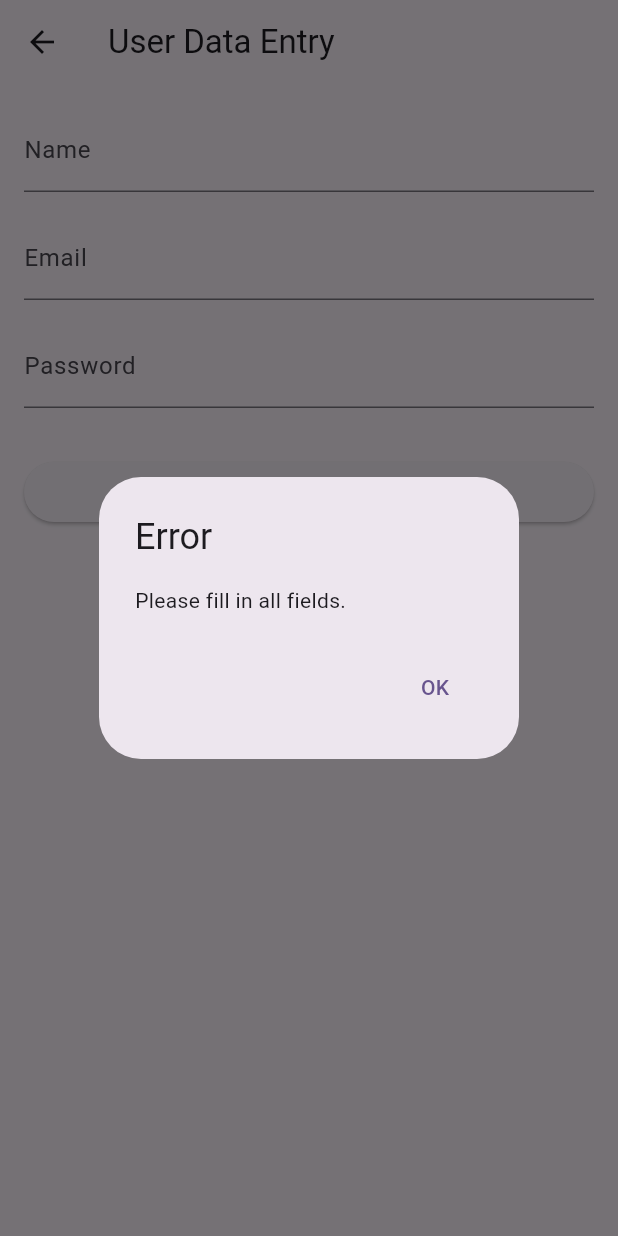
After one commit to Techchauhan/pulsezest_Leraning, a Flutter app: the AddDetailsCloud screen opened directly, after a tap on "Save", on a phone screen of 412 x 824 dp. The commit adds this screen. Run offline on Flutter 3.47's test engine with Material 3 defaults, Android fonts, the phone set to English and light mode, and no system bars; our stand-ins replace cloud_firestore, firebase_core, firebase_database; accounts and stored records are empty.

Commit message:
Firebase Cloud Updates

```diff
--- /dev/null
+++ b/lib/CloudFireStore/FetchDetailsCloud.dart
@@ -0,0 +1,43 @@
+import 'package:flutter/material.dart';
+import 'package:cloud_firestore/cloud_firestore.dart';
+
+class FetchAllUsersCloud extends StatefulWidget {
+  @override
+  _FetchAllUsersCloudState createState() => _FetchAllUsersCloudState();
+}
+
+class _FetchAllUsersCloudState extends State<FetchAllUsersCloud> {
+  final FirebaseFirestore _firestore = FirebaseFirestore.instance;
+
+  @override
+  Widget build(BuildContext context) {
+    return Scaffold(
+      appBar: AppBar(
+        title: Text('All Users'),
+      ),
+      body: StreamBuilder(
+        stream: _firestore.collection('users').snapshots(),
+        builder: (context, AsyncSnapshot<QuerySnapshot> snapshot) {
+          if (snapshot.connectionState == ConnectionState.waiting) {
+            return Center(child: CircularProgressIndicator());
+          }
+          if (snapshot.hasError) {
+            return Center(child: Text('Error: ${snapshot.error}'));
+          }
+          if (snapshot.hasData && snapshot.data!.docs.isEmpty) {
+            return Center(child: Text('No users found.'));
+          }
+          return ListView(
+            children: snapshot.data!.docs.map((doc) {
+              Map<String, dynamic> data = doc.data() as Map<String, dynamic>;
+              return ListTile(
+                title: Text(data['name'] ?? ''),
+                subtitle: Text(data['email'] ?? ''),
+              );
+            }).toList(),
+          );
+        },
+      ),
+    );
+  }
+}
--- /dev/null
+++ b/lib/CloudFireStore/addDetailsCloud.dart
@@ -0,0 +1,123 @@
+import 'package:flutter/material.dart';
+import 'package:cloud_firestore/cloud_firestore.dart';
+
+class AddDetailsCloud extends StatefulWidget {
+  @override
+  _AddDetailsCloudState createState() => _AddDetailsCloudState();
+}
+
+class _AddDetailsCloudState extends State<AddDetailsCloud> {
+  final TextEditingController _nameController = TextEditingController();
+  final TextEditingController _emailController = TextEditingController();
+  final TextEditingController _passwordController = TextEditingController();
+
+  final FirebaseFirestore _firestore = FirebaseFirestore.instance;
+
+  @override
+  Widget build(BuildContext context) {
+    return Scaffold(
+      appBar: AppBar(
+        title: Text('User Data Entry'),
+      ),
+      body: Padding(
+        padding: EdgeInsets.all(16.0),
+        child: Column(
+          crossAxisAlignment: CrossAxisAlignment.stretch,
+          children: [
+            TextFormField(
+              controller: _nameController,
+              decoration: InputDecoration(labelText: 'Name'),
+            ),
+            SizedBox(height: 16.0),
+            TextFormField(
+              controller: _emailController,
+              decoration: InputDecoration(labelText: 'Email'),
+            ),
+            SizedBox(height: 16.0),
+            TextFormField(
+              controller: _passwordController,
+              decoration: InputDecoration(labelText: 'Password'),
+              obscureText: true,
+            ),
+            SizedBox(height: 32.0),
+            ElevatedButton(
+              onPressed: () {
+                _saveUserData();
+              },
+              child: Text('Save'),
+            ),
+          ],
+        ),
+      ),
+    );
+  }
+
+  Future<void> _saveUserData() async {
+    try {
+      String name = _nameController.text;
+      String email = _emailController.text;
+      String password = _passwordController.text;
+
+      // Check if any field is empty
+      if (name.isEmpty || email.isEmpty || password.isEmpty) {
+        showDialog(
+          context: context,
+          builder: (context) => AlertDialog(
+            title: Text('Error'),
+            content: Text('Please fill in all fields.'),
+            actions: [
+              TextButton(
+                onPressed: () => Navigator.pop(context),
+                child: Text('OK'),
+              ),
+            ],
+          ),
+        );
+        return;
+      }
+
+      // Store data in Cloud Firestore
+      await _firestore.collection('users').add({
+        'name': name,
+        'email': email,
+        'password': password,
+      });
+
+      // Clear input fields
+      _nameController.clear();
+      _emailController.clear();
+      _passwordController.clear();
+
+      // Show success message
+      showDialog(
+        context: context,
+        builder: (context) => AlertDialog(
+          title: Text('Success'),
+          content: Text('User data saved successfully.'),
+          actions: [
+            TextButton(
+              onPressed: () => Navigator.pop(context),
+              child: Text('OK'),
+            ),
+          ],
+        ),
+      );
+    } catch (error) {
+      print('Error saving user data: $error');
+      // Show error message
+      showDialog(
+        context: context,
+        builder: (context) => AlertDialog(
+          title: Text('Error'),
+          content: Text('An error occurred while saving user data. Please try again later.'),
+          actions: [
+            TextButton(
+              onPressed: () => Navigator.pop(context),
+              child: Text('OK'),
+            ),
+          ],
+        ),
+      );
+    }
+  }
+}
--- /dev/null
+++ b/lib/CloudFireStore/setDataInsideDocument.dart
@@ -0,0 +1,123 @@
+import 'package:flutter/material.dart';
+import 'package:cloud_firestore/cloud_firestore.dart';
+
+class SetDataInDocumentPage extends StatefulWidget {
+  @override
+  _SetDataInDocumentPageState createState() => _SetDataInDocumentPageState();
+}
+
+class _SetDataInDocumentPageState extends State<SetDataInDocumentPage> {
+  final TextEditingController _nameController = TextEditingController();
+  final TextEditingController _emailController = TextEditingController();
+  final TextEditingController _passwordController = TextEditingController();
+
+  final FirebaseFirestore _firestore = FirebaseFirestore.instance;
+
+  @override
+  Widget build(BuildContext context) {
+    return Scaffold(
+      appBar: AppBar(
+        title: Text('Set Data In Document'),
+      ),
+      body: Padding(
+        padding: EdgeInsets.all(16.0),
+        child: Column(
+          crossAxisAlignment: CrossAxisAlignment.stretch,
+          children: [
+            TextFormField(
+              controller: _nameController,
+              decoration: InputDecoration(labelText: 'Name'),
+            ),
+            SizedBox(height: 16.0),
+            TextFormField(
+              controller: _emailController,
+              decoration: InputDecoration(labelText: 'Email'),
+            ),
+            SizedBox(height: 16.0),
+            TextFormField(
+              controller: _passwordController,
+              decoration: InputDecoration(labelText: 'Password'),
+              obscureText: true,
+            ),
+            SizedBox(height: 32.0),
+            ElevatedButton(
+              onPressed: () {
+                _setDataInDocument();
+              },
+              child: Text('Set Data'),
+            ),
+          ],
+        ),
+      ),
+    );
+  }
+
+  Future<void> _setDataInDocument() async {
+    try {
+      String name = _nameController.text;
+      String email = _emailController.text;
+      String password = _passwordController.text;
+
+      // Check if any field is empty
+      if (name.isEmpty || email.isEmpty || password.isEmpty) {
+        showDialog(
+          context: context,
+          builder: (context) => AlertDialog(
+            title: Text('Error'),
+            content: Text('Please fill in all fields.'),
+            actions: [
+              TextButton(
+                onPressed: () => Navigator.pop(context),
+                child: Text('OK'),
+              ),
+            ],
+          ),
+        );
+        return;
+      }
+
+      // Set data in Cloud Firestore document
+      await _firestore.collection('users').doc('f4a0dL2znnhOQfpZZrgJ').collection('school').doc().set({
+        'SchoolName': name,
+        'SchoolEmail': email,
+        'password': password,
+      });
+
+      // Clear input fields
+      _nameController.clear();
+      _emailController.clear();
+      _passwordController.clear();
+
+      // Show success message
+      showDialog(
+        context: context,
+        builder: (context) => AlertDialog(
+          title: Text('Success'),
+          content: Text('Data set successfully in document.'),
+          actions: [
+            TextButton(
+              onPressed: () => Navigator.pop(context),
+              child: Text('OK'),
+            ),
+          ],
+        ),
+      );
+    } catch (error) {
+      print('Error setting data in document: $error');
+      // Show error message
+      showDialog(
+        context: context,
+        builder: (context) => AlertDialog(
+          title: Text('Error'),
+          content: Text('An error occurred while setting data in document. Please try again later.'),
+          actions: [
+            TextButton(
+              onPressed: () => Navigator.pop(context),
+              child: Text('OK'),
+            ),
+          ],
+        ),
+      );
+    }
+  }
+}
--- a/lib/RealtimeDatabase/fetchDetails.dart
+++ b/lib/RealtimeDatabase/fetchDetails.dart
@@ -70,7 +70,7 @@ class _DetailsListState extends State<DetailsList> {
       itemBuilder: (context, index) {
         var detail = _details[index];
         return ListTile(
-          title: Text(detail['firstName'] + " " + detail['lastName'] ?? ''),
+          title: Text(detail['name'] + " " + detail['lastName'] ?? ''),
           subtitle: Text('Num: ' + detail['Number'] ?? ''),
           trailing: Row(
             mainAxisSize: MainAxisSize.min,
--- a/lib/RealtimeDatabase/updateDetails.dart
+++ b/lib/RealtimeDatabase/updateDetails.dart
@@ -19,7 +19,7 @@ class _UpdateDetailsPageState extends State<UpdateDetailsPage> {
   @override
   void initState() {
     super.initState();
-    _firstNameController = TextEditingController(text: widget.details['firstName']);
+    _firstNameController = TextEditingController(text: widget.details['name']);
     _lastNameController = TextEditingController(text: widget.details['lastName']);
     _numberController = TextEditingController(text: widget.details['Number']);
     _ref = FirebaseDatabase.instance.reference().child('posts');
@@ -38,7 +38,7 @@ class _UpdateDetailsPageState extends State<UpdateDetailsPage> {
       // Extracting the ID from details map
       var id = widget.details['id'];
       _ref.child(id).update({
-        'firstName': _firstNameController.text,
+        'name': _firstNameController.text,
         'lastName': _lastNameController.text,
         'Number': _numberController.text,
       }).then((_) {
```
Also changed, not shown: lib/CloudFirestore.dart (+16 -1 lines), lib/dummy.dart (added, +43 -0 lines), lib/main.dart (+8 -1 lines), 1 other file.
